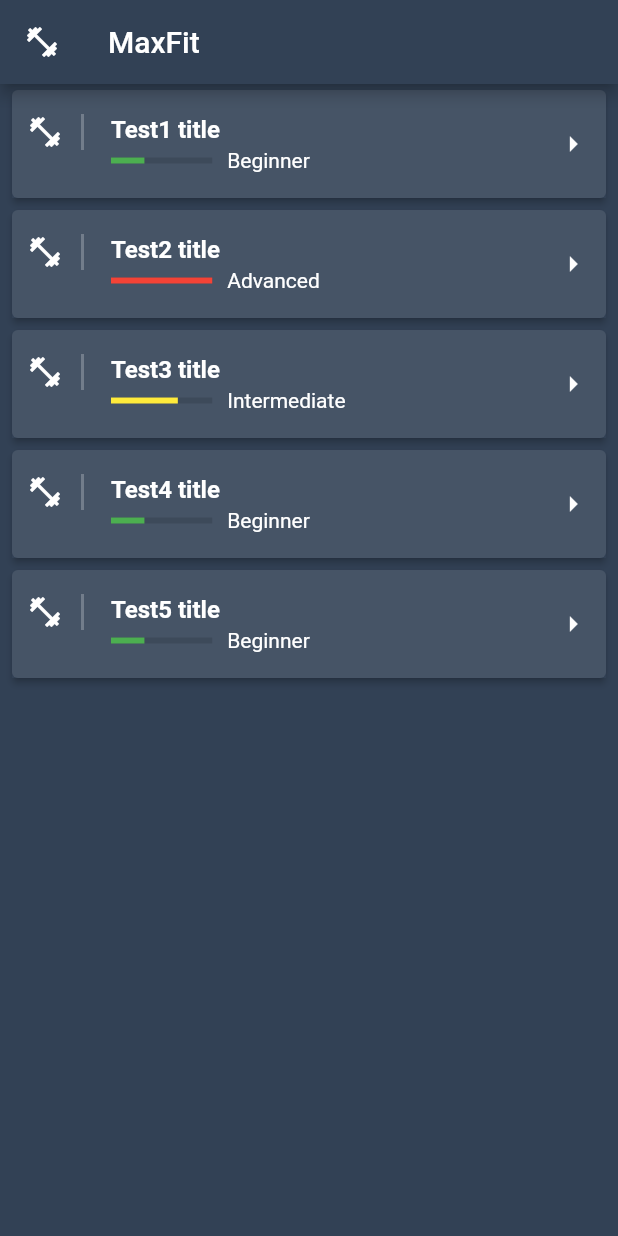
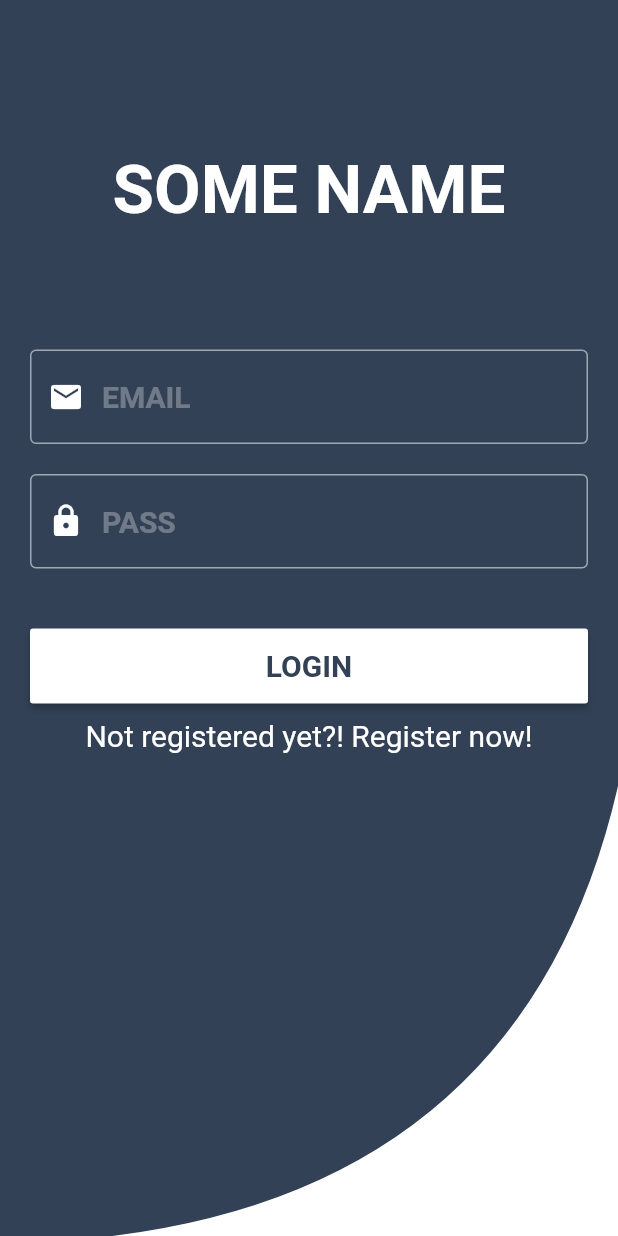
Before and after one commit to rbgeorgy/FlutterFitApp, a Flutter app: the screen it shows after launch, on a phone screen of 412 x 824 dp. Run offline on Flutter 3.47's test engine with Material 2 defaults, Android fonts, the phone set to English and light mode, and no system bars; our stand-ins replace firebase_auth; accounts and stored records are empty.

Commit message:
implement auth screens and begining of the firebase auth

```diff
--- a/lib/main.dart
+++ b/lib/main.dart
@@ -1,3 +1,6 @@
+import 'package:fitness_app/screens/auth.dart';
+import 'package:fitness_app/screens/home.dart';
+import 'package:fitness_app/screens/landing.dart';
 import 'package:flutter/material.dart';
 import 'domain/workout.dart';
 
@@ -11,129 +14,6 @@ class MaxFitApp extends StatelessWidget {
         theme: ThemeData(
             primaryColor: Color.fromRGBO(50, 65, 85, 1),
             textTheme: TextTheme(title: TextStyle(color: Colors.white))),
-        home: HomePage());
+        home: LandingPage());
   }
 }
-
-class HomePage extends StatelessWidget {
-  @override
-  Widget build(BuildContext context) {
-    return Container(
-      child: Scaffold(
-        backgroundColor: Theme.of(context).primaryColor,
-        appBar: AppBar(
-          title: Text('MaxFit'),
-          leading: Icon(Icons.fitness_center),
-        ),
-        body: WorkoutsList(),
-      ),
-    );
-  }
-}
-
-class WorkoutsList extends StatelessWidget {
-  final workouts = <Workout>[
-    Workout(
-        title: 'Test1 title',
-        author: 'Max1',
-        description: 'Test Workout',
-        level: 'Beginner'),
-    Workout(
-        title: 'Test2 title',
-        author: 'Max2',
-        description: 'Test Workout',
-        level: 'Advanced'),
-    Workout(
-        title: 'Test3 title',
-        author: 'Max3',
-        description: 'Test Workout',
-        level: 'Intermediate'),
-    Workout(
-        title: 'Test4 title',
-        author: 'Max4',
-        description: 'Test Workout',
-        level: 'Beginner'),
-    Workout(
-        title: 'Test5 title',
-        author: 'Max5',
-        description: 'Test Workout',
-        level: 'Beginner')
-  ];
-
-  @override
-  Widget build(BuildContext context) {
-    return Container(
-      child: Container(
-          child: ListView.builder(
-              itemCount: workouts.length,
-              itemBuilder: (context, i) {
-                return Card(
-                  elevation: 2.0,
-                  margin: EdgeInsets.symmetric(horizontal: 8, vertical: 4),
-                  child: Container(
-                    decoration:
-                        BoxDecoration(color: Color.fromRGBO(50, 65, 85, 0.9)),
-                    child: ListTile(
-                      contentPadding: EdgeInsets.symmetric(horizontal: 10),
-                      leading: Container(
-                        padding: EdgeInsets.only(right: 12),
-                        child: Icon(Icons.fitness_center,
-                            color: Theme.of(context).textTheme.title.color),
-                        decoration: BoxDecoration(
-                            border: Border(
-                                right: BorderSide(
-                                    width: 2, color: Colors.white24))),
-                      ),
-                      title: Text(workouts[i].title,
-                          style: TextStyle(
-                              color: Theme.of(context).textTheme.title.color,
-                              fontWeight: FontWeight.bold)),
-                      trailing: Icon(Icons.arrow_right,
-                          color: Theme.of(context).textTheme.title.color),
-                      subtitle: subtitle(context, workouts[i]),
-                    ),
-                  ),
-                );
-              })),
-    );
-  }
-}
-
-Widget subtitle(BuildContext context, Workout workout) {
-  var color = Colors.grey;
-  double indicatorLevel = 0;
-
-  switch (workout.level) {
-    case 'Beginner':
-      color = Colors.green;
-      indicatorLevel = 0.33;
-      break;
-    case 'Intermediate':
-      color = Colors.yellow;
-      indicatorLevel = 0.66;
-      break;
-    case 'Advanced':
-      color = Colors.red;
-      indicatorLevel = 1;
-      break;
-  }
-
-  return Row(
-    children: <Widget>[
-      Expanded(
-          flex: 1,
-          child: LinearProgressIndicator(
-            backgroundColor: Theme.of(context).focusColor,
-            value: indicatorLevel,
-            valueColor: AlwaysStoppedAnimation(color),
-          )),
-      SizedBox(width: 10),
-      Expanded(
-          flex: 3,
-          child: Text(
-            workout.level,
-            style: TextStyle(color: Theme.of(context).textTheme.title.color),
-          ))
-    ],
-  );
-}
--- /dev/null
+++ b/lib/screens/auth.dart
@@ -0,0 +1,205 @@
+import 'package:flutter/material.dart';
+
+class AuthorizationPage extends StatefulWidget {
+  AuthorizationPage({Key key}) : super(key: key);
+
+  @override
+  _AuthorizationPageState createState() => _AuthorizationPageState();
+}
+
+class _AuthorizationPageState extends State<AuthorizationPage> {
+  TextEditingController _emailController = TextEditingController();
+  TextEditingController _passwordController = TextEditingController();
+
+  String _email;
+  String _password;
+  bool showLogin = true;
+
+  @override
+  Widget build(BuildContext context) {
+    Widget _logo() {
+      return Padding(
+        padding: EdgeInsets.only(top: 100),
+        child: Container(
+          child: Align(
+            child: Text('SOME NAME',
+                style: TextStyle(
+                    fontSize: 45,
+                    fontWeight: FontWeight.bold,
+                    color: Colors.white)),
+          ),
+        ),
+      );
+    }
+
+    Widget _input(Icon icon, String hint, TextEditingController controller,
+        bool obsqure) {
+      return Container(
+        padding: EdgeInsets.only(left: 20, right: 20),
+        child: TextField(
+          controller: controller,
+          obscureText: obsqure,
+          style: TextStyle(fontSize: 20, color: Colors.white),
+          decoration: InputDecoration(
+              hintStyle: TextStyle(
+                  fontWeight: FontWeight.bold,
+                  fontSize: 20,
+                  color: Colors.white30),
+              hintText: hint,
+              focusedBorder: OutlineInputBorder(
+                  borderSide: BorderSide(color: Colors.white, width: 3)),
+              enabledBorder: OutlineInputBorder(
+                  borderSide: BorderSide(color: Colors.white54, width: 1)),
+              prefixIcon: Padding(
+                  padding: EdgeInsets.only(left: 10, right: 10),
+                  child: IconTheme(
+                    data: IconThemeData(color: Colors.white),
+                    child: icon,
+                  ))),
+        ),
+      );
+    }
+
+    Widget _button(String text, void func()) {
+      return RaisedButton(
+        splashColor: Theme.of(context).primaryColor,
+        highlightColor: Theme.of(context).primaryColor,
+        color: Colors.white,
+        child: Text(text,
+            style: TextStyle(
+                fontWeight: FontWeight.bold,
+                color: Theme.of(context).primaryColor,
+                fontSize: 20)),
+        onPressed: () {
+          func();
+        },
+      );
+    }
+
+    Widget _form(String label, void func()) {
+      return Container(
+        child: Column(
+          children: <Widget>[
+            Padding(
+                padding: EdgeInsets.only(bottom: 20, top: 10),
+                child: _input(
+                    Icon(Icons.email), 'EMAIL', _emailController, false)),
+            Padding(
+                padding: EdgeInsets.only(bottom: 20),
+                child: _input(
+                    Icon(Icons.lock), 'PASS', _passwordController, true)),
+            SizedBox(height: 20),
+            Padding(
+              padding: EdgeInsets.only(left: 20, right: 20),
+              child: Container(
+                height: 50,
+                width: MediaQuery.of(context).size.width,
+                child: _button(label, func),
+              ),
+            )
+          ],
+        ),
+      );
+    }
+
+    void _buttonAction() {
+      _email = _emailController.text;
+      _password = _passwordController.text;
+
+      _emailController.clear();
+      _passwordController.clear();
+    }
+
+    Widget _bottomWave() {
+      return Expanded(
+          child: Align(
+        child: ClipPath(
+          child: Container(
+            color: Colors.white,
+            height: 300,
+          ),
+          clipper: BottomWaveClipper(),
+        ),
+        alignment: Alignment.bottomCenter,
+      ));
+    }
+
+    return Scaffold(
+        backgroundColor: Theme.of(context).primaryColor,
+        body: Column(
+          children: <Widget>[
+            _logo(),
+            SizedBox(height: 70),
+            (
+                //Аххахаха сука это применение тернарного оператора просто нечто, Вася Алферов бы заценил
+                showLogin
+                    ? Column(
+                        children: <Widget>[
+                          _form('LOGIN', _buttonAction),
+                          Padding(
+                            padding: EdgeInsets.all(10),
+                            child: GestureDetector(
+                              child: Text(
+                                'Not registered yet?! Register now!',
+                                style: TextStyle(
+                                    fontSize: 20, color: Colors.white),
+                              ),
+                              onTap: () {
+                                setState(() {
+                                  showLogin = false;
+                                });
+                              },
+                            ),
+                          )
+                        ],
+                      )
+                    : Column(
+                        children: <Widget>[
+                          _form('REGISTER', _buttonAction),
+                          Padding(
+                            padding: EdgeInsets.all(10),
+                            child: GestureDetector(
+                              child: Text(
+                                'Already registered?) Login, bro)',
+                                style: TextStyle(
+                                    fontSize: 20, color: Colors.white),
+                              ),
+                              onTap: () {
+                                setState(() {
+                                  showLogin = true;
+                                });
+                              },
+                            ),
+                          )
+                        ],
+                      )),
+            _bottomWave()
+          ],
+        ));
+  }
+}
+
+class BottomWaveClipper extends CustomClipper<Path> {
+  @override
+  Path getClip(Size size) {
+    var path = Path();
+    path.moveTo(size.width, 0.0);
+    path.lineTo(size.width, size.height);
+    path.lineTo(0.0, size.height);
+    path.lineTo(0.0, size.height + 5);
+
+    var secondControlPoint = Offset(size.width - (size.width / 6), size.height);
+    var secondEndPoint = Offset(size.width, 0.0);
+    path.quadraticBezierTo(secondControlPoint.dx, secondControlPoint.dy,
+        secondEndPoint.dx, secondEndPoint.dy);
+
+    path.lineTo(size.width, size.height - 40);
+    path.lineTo(size.width, 0.0);
+    path.close();
+
+    return path;
+  }
+
+  @override
+  bool shouldReclip(CustomClipper<Path> oldClipper) => false;
+}
--- /dev/null
+++ b/lib/screens/landing.dart
@@ -0,0 +1,14 @@
+import 'package:fitness_app/screens/auth.dart';
+import 'package:fitness_app/screens/home.dart';
+import 'package:flutter/material.dart';
+
+class LandingPage extends StatelessWidget {
+  const LandingPage({Key key}) : super(key: key);
+
+  @override
+  Widget build(BuildContext context) {
+    final bool isLoggedIn = false;
+
+    return isLoggedIn ? HomePage() : AuthorizationPage();
+  }
+}
--- a/pubspec.yaml
+++ b/pubspec.yaml
@@ -23,6 +23,10 @@ environment:
 dependencies:
   flutter:
     sdk: flutter
+  firebase_auth: ^0.18.3
+  cloud_firestore: ^0.14.3
+  provider: ^4.3.2+2
+  fluttertoast: ^7.1.1
 
 
   # The following adds the Cupertino Icons font to your application.
```
Also changed, not shown: lib/domain/user.dart (added, +9 -0 lines), lib/screens/home.dart (added, +125 -0 lines), lib/services/auth.dart (added, +39 -0 lines), pubspec.lock, 3 other files.
